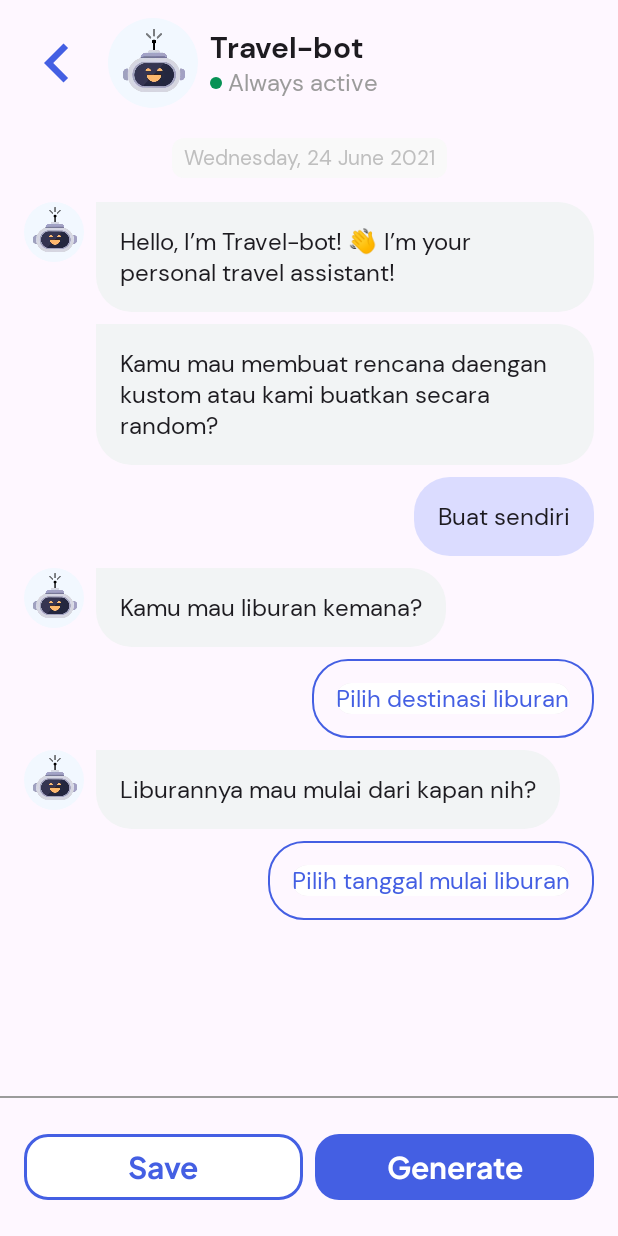
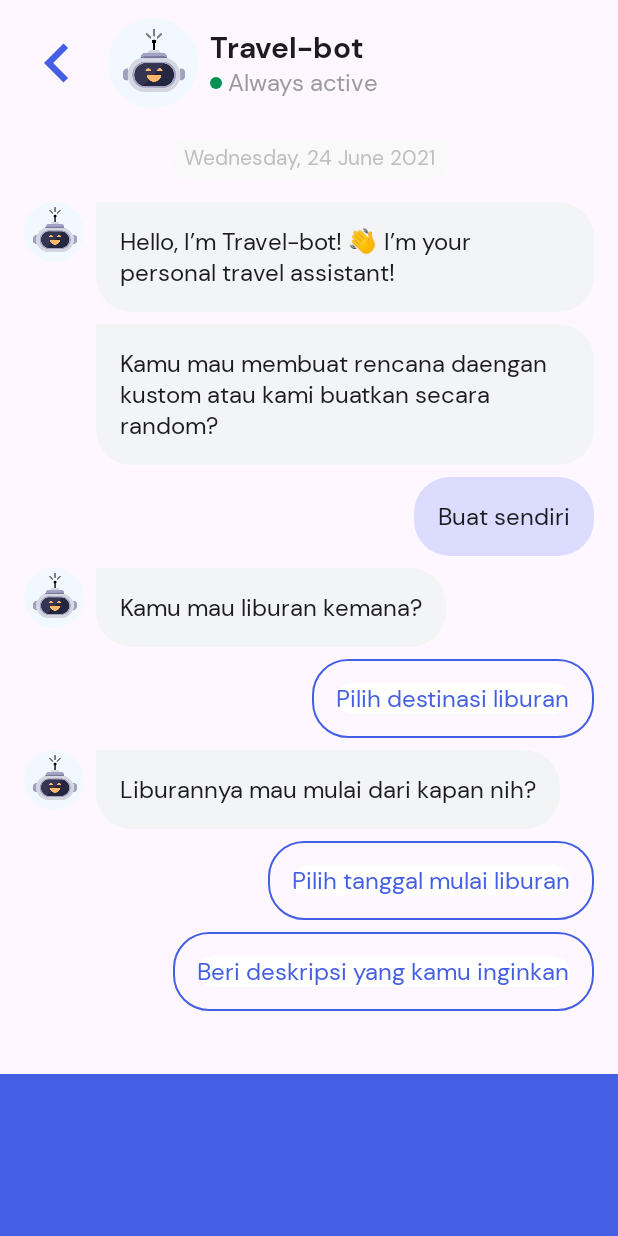
Before and after one commit to WanderAI/wanderai-app, an Android app built with Jetpack Compose: the TravelPlanningScreen screen opened through its navigation route, on a phone screen of 412 x 824 dp. Run offline under Robolectric (Android 15) with nearby library versions, the phone set to English and light mode, and no system bars; our stand-ins replace Dagger/Hilt's generated code, livedata-compose; libraries missing offline, so code that uses them is left out: com.maxkeppeker.sheets, com.maxkeppeler.sheets; network calls fail; 2 statements that could not run were skipped.

Commit message:
move comp

```diff
--- a/app/src/main/java/com/thariqzs/wanderai/ui/screens/auth/AuthScreen.kt
+++ b/app/src/main/java/com/thariqzs/wanderai/ui/screens/auth/AuthScreen.kt
@@ -45,6 +45,8 @@ import androidx.navigation.NavController
 import com.thariqzs.wanderai.R
 import com.thariqzs.wanderai.data.api.model.ApiResponse
 import com.thariqzs.wanderai.ui.Routes
+import com.thariqzs.wanderai.ui.screens.shared.components.CustomTextInput
+import com.thariqzs.wanderai.ui.screens.shared.components.CustomTextInputPassword
 import com.thariqzs.wanderai.ui.theme.BlueNormal
 import com.thariqzs.wanderai.ui.theme.BlueOld
 import com.thariqzs.wanderai.ui.theme.PlaceholderColor
@@ -56,7 +58,6 @@ import com.thariqzs.wanderai.ui.theme.h4
 import com.thariqzs.wanderai.utils.CoroutinesErrorHandler
 import com.thariqzs.wanderai.utils.TokenManager
 import com.thariqzs.wanderai.utils.TokenViewModel
-import okhttp3.Route
 
 @Composable
 fun AuthScreen(navController: NavController, vm: AuthViewModel, tvm: TokenViewModel) {
@@ -72,10 +73,12 @@ fun AuthScreen(navController: NavController, vm: AuthViewModel, tvm: TokenViewMo
                 tvm.saveToken(data.data.token.toString())
             }
         }
+
         is ApiResponse.Failure -> {
             val errorMessage = response.errorMessage
             // Handle failure case if needed
         }
+
         is ApiResponse.Loading -> {
             // Handle loading state if needed
         }
@@ -154,7 +157,7 @@ fun AuthScreenBody(navController: NavController, viewModel: AuthViewModel) {
                             errMsg = viewModel.nameErr
                         )
                     }
-                    CustomTextInput(
+                    CustomTextInputPassword(
                         Modifier
                             .fillMaxWidth()
                             .padding(bottom = 8.dp),
@@ -164,11 +167,15 @@ fun AuthScreenBody(navController: NavController, viewModel: AuthViewModel) {
                         placeholderText = "Masukkan Password",
                         isPassword = true,
                         errMsg = viewModel.passErr,
-                        rightLabel = (if (viewModel.currTab == "Login") {"Lupa Password?"} else {""}).toString(),
-                        onClickRightLabel = {navController.navigate(Routes.ResetPassword)}
+                        rightLabel = (if (viewModel.currTab == "Login") {
+                            "Lupa Password?"
+                        } else {
+                            ""
+                        }).toString(),
+                        onClickRightLabel = { navController.navigate(Routes.ResetPassword) }
                     )
                     if (viewModel.currTab == "Sign Up") {
-                        CustomTextInput(
+                        CustomTextInputPassword(
                             Modifier
                                 .fillMaxWidth()
                                 .padding(bottom = 8.dp),
@@ -186,9 +193,9 @@ fun AuthScreenBody(navController: NavController, viewModel: AuthViewModel) {
                     onClick = {
                         if (viewModel.currTab == "Login") {
 //                            if (viewModel.emailErr.isBlank() && viewModel.passErr.isBlank() && viewModel.email.isNotBlank() && viewModel.password.isNotBlank()) {
-                                if (viewModel.emailErr.isBlank() && viewModel.passErr.isBlank()) {
+                            if (viewModel.emailErr.isBlank() && viewModel.passErr.isBlank()) {
 
-                                    viewModel.login(object : CoroutinesErrorHandler {
+                                viewModel.login(object : CoroutinesErrorHandler {
                                     override fun onError(message: String) {
                                         Log.d("asthoriq login", "onError: $message")
                                     }
@@ -271,92 +278,6 @@ fun BottomActionButton(
     }
 }
 
-@OptIn(ExperimentalMaterial3Api::class)
-@Composable
-fun CustomTextInput(
-    containerModifier: Modifier,
-    label: String,
-    value: String,
-    enabled: Boolean = true,
-    singleLine: Boolean = true,
-    onValueChange: (String) -> Unit,
-    interactionSource: MutableInteractionSource = remember { MutableInteractionSource() },
-    placeholderText: String? = null,
-    isPassword: Boolean? = false,
-    errMsg: String? = "",
-    rightLabel: String? = "",
-    onClickRightLabel: (() -> Unit?)? = null
-) {
-    var passwordVisible by remember {
-        mutableStateOf(false)
-    }
-    Column(modifier = containerModifier) {
-        Row(Modifier.fillMaxWidth(), horizontalArrangement = Arrangement.SpaceBetween, verticalAlignment = Alignment.CenterVertically) {
-            Text(label, style = h4, modifier = Modifier.padding(bottom = 4.dp))
-            if (rightLabel != null) {
-                if (rightLabel.isNotBlank())
-                    Text(rightLabel, style = b2, color = RedNormal, modifier = Modifier.clickable {
-                        if (onClickRightLabel != null) {
-                            onClickRightLabel()
-                        }
-                    })
-            }
-        }
-        BasicTextField(
-            value = value, onValueChange = onValueChange,
-            modifier = Modifier
-                .fillMaxWidth()
-                .height(40.dp),
-            textStyle = b2,
-            visualTransformation = if (isPassword == true) {
-                if (passwordVisible) VisualTransformation.None else PasswordVisualTransformation()
-            } else VisualTransformation.None,
-            decorationBox = @Composable { innerTextField ->
-                TextFieldDefaults.TextFieldDecorationBox(
-                    value = value,
-                    innerTextField = innerTextField,
-                    enabled = enabled,
-                    singleLine = singleLine,
-                    interactionSource = interactionSource,
-                    colors = TextFieldDefaults.textFieldColors(
-                        focusedIndicatorColor = Color.Transparent,
-                        unfocusedIndicatorColor = Color.Transparent,
-                        disabledIndicatorColor = Color.Transparent,
-                        errorIndicatorColor = RedNormal,
-                    ),
-                    visualTransformation = if (isPassword == true) {
-                        if (passwordVisible) VisualTransformation.None else PasswordVisualTransformation()
-                    } else VisualTransformation.None,
-                    shape = RoundedCornerShape(6.dp),
-                    contentPadding = PaddingValues(horizontal = 12.dp),
-                    placeholder = { Text(text = placeholderText ?: "", color = PlaceholderColor) },
-                    trailingIcon = {
-                        if (isPassword == true) {
-                            val interactionSource = remember { MutableInteractionSource() }
-                            val image = if (passwordVisible) R.drawable.ic_visibility_on
-                            else R.drawable.ic_visibility_off
-                            val description =
-                                if (passwordVisible) "Hide password" else "Show password"
-                            Icon(painter = painterResource(id = image),
-                                description,
-                                modifier = Modifier
-                                    .size(16.dp)
-                                    .clickable(
-                                        interactionSource = interactionSource, indication = null
-                                    ) { passwordVisible = !passwordVisible })
-                        }
-                    },
-                    isError = !errMsg.isNullOrBlank(),
-                )
-            },
-        )
-        if (errMsg.isNullOrBlank()) {
-            Spacer(modifier = Modifier.padding(bottom = 4.dp))
-        } else {
-            Text(errMsg, style = a, color = RedNormal, modifier = Modifier.padding(bottom = 4.dp))
-        }
-    }
-}
 
 //@Preview(showBackground = true)
 //@Composable
--- a/app/src/main/java/com/thariqzs/wanderai/ui/screens/resetpassword/ResetPasswordScreen.kt
+++ b/app/src/main/java/com/thariqzs/wanderai/ui/screens/resetpassword/ResetPasswordScreen.kt
@@ -21,7 +21,7 @@ import androidx.navigation.compose.rememberNavController
 import com.thariqzs.wanderai.R
 import com.thariqzs.wanderai.ui.Routes
 import com.thariqzs.wanderai.ui.screens.auth.AuthViewModel
-import com.thariqzs.wanderai.ui.screens.auth.CustomTextInput
+import com.thariqzs.wanderai.ui.screens.shared.components.CustomTextInput
 import com.thariqzs.wanderai.ui.theme.BlueNormal
 import com.thariqzs.wanderai.ui.theme.h4
 
--- /dev/null
+++ b/app/src/main/java/com/thariqzs/wanderai/ui/screens/shared/components/CustomTextInput.kt
@@ -0,0 +1,243 @@
+package com.thariqzs.wanderai.ui.screens.shared.components
+
+import androidx.compose.foundation.clickable
+import androidx.compose.foundation.interaction.MutableInteractionSource
+import androidx.compose.foundation.layout.Arrangement
+import androidx.compose.foundation.layout.Column
+import androidx.compose.foundation.layout.PaddingValues
+import androidx.compose.foundation.layout.Row
+import androidx.compose.foundation.layout.Spacer
+import androidx.compose.foundation.layout.fillMaxWidth
+import androidx.compose.foundation.layout.height
+import androidx.compose.foundation.layout.padding
+import androidx.compose.foundation.layout.size
+import androidx.compose.foundation.shape.RoundedCornerShape
+import androidx.compose.foundation.text.BasicTextField
+import androidx.compose.material3.ExperimentalMaterial3Api
+import androidx.compose.material3.Icon
+import androidx.compose.material3.Text
+import androidx.compose.material3.TextFieldDefaults
+import androidx.compose.runtime.Composable
+import androidx.compose.runtime.getValue
+import androidx.compose.runtime.mutableStateOf
+import androidx.compose.runtime.remember
+import androidx.compose.runtime.setValue
+import androidx.compose.ui.Alignment
+import androidx.compose.ui.Modifier
+import androidx.compose.ui.graphics.Color
+import androidx.compose.ui.res.painterResource
+import androidx.compose.ui.text.input.PasswordVisualTransformation
+import androidx.compose.ui.text.input.VisualTransformation
+import androidx.compose.ui.unit.dp
+import com.thariqzs.wanderai.R
+import com.thariqzs.wanderai.ui.theme.PlaceholderColor
+import com.thariqzs.wanderai.ui.theme.RedNormal
+import com.thariqzs.wanderai.ui.theme.a
+import com.thariqzs.wanderai.ui.theme.b2
+import com.thariqzs.wanderai.ui.theme.h4
+
+@OptIn(ExperimentalMaterial3Api::class)
+@Composable
+fun CustomTextInput(
+    containerModifier: Modifier?,
+    label: String,
+    value: String,
+    enabled: Boolean = true,
+    singleLine: Boolean = true,
+    onValueChange: (String) -> Unit,
+    interactionSource: MutableInteractionSource = remember { MutableInteractionSource() },
+    placeholderText: String? = null,
+    isPassword: Boolean? = false,
+    errMsg: String? = "",
+    rightLabel: String? = "",
+    onClickRightLabel: (() -> Unit?)? = null,
+    noLabel: Boolean? = false,
+) {
+    var passwordVisible by remember {
+        mutableStateOf(false)
+    }
+    if (containerModifier != null) {
+        Column(modifier = containerModifier) {
+            if (noLabel == false) {
+                Row(
+                    Modifier.fillMaxWidth(),
+                    horizontalArrangement = Arrangement.SpaceBetween,
+                    verticalAlignment = Alignment.CenterVertically
+                ) {
+                    Text(label, style = h4, modifier = Modifier.padding(bottom = 4.dp))
+                    if (rightLabel != null) {
+                        if (rightLabel.isNotBlank())
+                            Text(
+                                rightLabel,
+                                style = b2,
+                                color = RedNormal,
+                                modifier = Modifier.clickable {
+                                    if (onClickRightLabel != null) {
+                                        onClickRightLabel()
+                                    }
+                                })
+                    }
+                }
+            }
+            BasicTextField(
+                value = value, onValueChange = onValueChange,
+                modifier = Modifier
+                    .fillMaxWidth()
+                    .height(40.dp),
+                textStyle = b2,
+                singleLine = singleLine,
+                visualTransformation = if (isPassword == true) {
+                    if (passwordVisible) VisualTransformation.None else PasswordVisualTransformation()
+                } else VisualTransformation.None,
+                decorationBox = @Composable { innerTextField ->
+                    TextFieldDefaults.TextFieldDecorationBox(
+                        value = value,
+                        innerTextField = innerTextField,
+                        enabled = enabled,
+                        singleLine = singleLine,
+                        interactionSource = interactionSource,
+                        colors = TextFieldDefaults.textFieldColors(
+                            focusedIndicatorColor = Color.Transparent,
+                            unfocusedIndicatorColor = Color.Transparent,
+                            disabledIndicatorColor = Color.Transparent,
+                            errorIndicatorColor = RedNormal,
+                        ),
+                        visualTransformation = if (isPassword == true) {
+                            if (passwordVisible) VisualTransformation.None else PasswordVisualTransformation()
+                        } else VisualTransformation.None,
+                        shape = RoundedCornerShape(6.dp),
+                        contentPadding = PaddingValues(horizontal = 12.dp),
+                        placeholder = {
+                            Text(
+                                text = placeholderText ?: "",
+                                color = PlaceholderColor
+                            )
+                        },
+                        isError = !errMsg.isNullOrBlank(),
+                    )
+                },
+            )
+            if (errMsg.isNullOrBlank()) {
+                Spacer(modifier = Modifier.padding(bottom = 4.dp))
+            } else {
+                Text(
+                    errMsg,
+                    style = a,
+                    color = RedNormal,
+                    modifier = Modifier.padding(bottom = 4.dp)
+                )
+            }
+        }
+    }
+}
+
+@OptIn(ExperimentalMaterial3Api::class)
+@Composable
+fun CustomTextInputPassword(
+    containerModifier: Modifier?,
+    label: String,
+    value: String,
+    enabled: Boolean = true,
+    singleLine: Boolean = true,
+    onValueChange: (String) -> Unit,
+    interactionSource: MutableInteractionSource = remember { MutableInteractionSource() },
+    placeholderText: String? = null,
+    isPassword: Boolean? = false,
+    errMsg: String? = "",
+    rightLabel: String? = "",
+    onClickRightLabel: (() -> Unit?)? = null,
+    noLabel: Boolean? = false,
+) {
+    var passwordVisible by remember {
+        mutableStateOf(false)
+    }
+    if (containerModifier != null) {
+        Column(modifier = containerModifier) {
+            if (noLabel == false) {
+                Row(
+                    Modifier.fillMaxWidth(),
+                    horizontalArrangement = Arrangement.SpaceBetween,
+                    verticalAlignment = Alignment.CenterVertically
+                ) {
+                    Text(label, style = h4, modifier = Modifier.padding(bottom = 4.dp))
+                    if (rightLabel != null) {
+                        if (rightLabel.isNotBlank())
+                            Text(
+                                rightLabel,
+                                style = b2,
+                                color = RedNormal,
+                                modifier = Modifier.clickable {
+                                    if (onClickRightLabel != null) {
+                                        onClickRightLabel()
+                                    }
+                                })
+                    }
+                }
+            }
+            BasicTextField(
+                value = value, onValueChange = onValueChange,
+                modifier = Modifier
+                    .fillMaxWidth()
+                    .height(40.dp),
+                textStyle = b2,
+                singleLine = singleLine,
+                visualTransformation = if (isPassword == true) {
+                    if (passwordVisible) VisualTransformation.None else PasswordVisualTransformation()
+                } else VisualTransformation.None,
+                decorationBox = @Composable { innerTextField ->
+                    TextFieldDefaults.TextFieldDecorationBox(
+                        value = value,
+                        innerTextField = innerTextField,
+                        enabled = enabled,
+                        singleLine = singleLine,
+                        interactionSource = interactionSource,
+                        colors = TextFieldDefaults.textFieldColors(
+                            focusedIndicatorColor = Color.Transparent,
+                            unfocusedIndicatorColor = Color.Transparent,
+                            disabledIndicatorColor = Color.Transparent,
+                            errorIndicatorColor = RedNormal,
+                        ),
+                        visualTransformation = if (isPassword == true) {
+                            if (passwordVisible) VisualTransformation.None else PasswordVisualTransformation()
+                        } else VisualTransformation.None,
+                        shape = RoundedCornerShape(6.dp),
+                        contentPadding = PaddingValues(horizontal = 12.dp),
+                        placeholder = {
+                            Text(
+                                text = placeholderText ?: "",
+                                color = PlaceholderColor
+                            )
+                        },
+                        trailingIcon = {
+                            if (isPassword == true) {
+                                val interactionSource = remember { MutableInteractionSource() }
+                                val image = if (passwordVisible) R.drawable.ic_visibility_on
+                                else R.drawable.ic_visibility_off
+                                val description =
+                                    if (passwordVisible) "Hide password" else "Show password"
+                                Icon(painter = painterResource(id = image),
+                                    description,
+                                    modifier = Modifier
+                                        .size(16.dp)
+                                        .clickable(
+                                            interactionSource = interactionSource, indication = null
+                                        ) { passwordVisible = !passwordVisible })
+                            }
+                        },
+                        isError = !errMsg.isNullOrBlank(),
+                    )
+                },
+            )
+            if (errMsg.isNullOrBlank()) {
+                Spacer(modifier = Modifier.padding(bottom = 4.dp))
+            } else {
+                Text(
+                    errMsg,
+                    style = a,
+                    color = RedNormal,
+                    modifier = Modifier.padding(bottom = 4.dp)
+                )
+            }
+        }
+    }
+}
--- a/app/src/main/java/com/thariqzs/wanderai/ui/screens/travelplanning/TravelPlanningScreen.kt
+++ b/app/src/main/java/com/thariqzs/wanderai/ui/screens/travelplanning/TravelPlanningScreen.kt
@@ -58,6 +58,7 @@ import com.maxkeppeler.sheets.calendar.models.CalendarSelection
 import com.maxkeppeler.sheets.calendar.models.CalendarStyle
 import com.thariqzs.wanderai.R
 import com.thariqzs.wanderai.ui.Routes
+import com.thariqzs.wanderai.ui.screens.shared.components.CustomTextInput
 import com.thariqzs.wanderai.ui.theme.BlueLight
 import com.thariqzs.wanderai.ui.theme.BlueNormal
 import com.thariqzs.wanderai.ui.theme.BlueSky
@@ -194,6 +195,7 @@ fun ChatContainer(onOpenDialog: (Int) -> Unit) {
             UserActionBubble(
                 text = "Pilih tanggal mulai liburan",
                 onPressAction = { onOpenDialog(2) })
+            UserActionBubble(text = "Beri deskripsi yang kamu inginkan", onPressAction = { onOpenDialog(1) })
         }
     }
 }
@@ -294,46 +296,48 @@ fun UserActionBubble(text: String, onPressAction: () -> Unit) {
 fun BottomActionButton(onPressBtn1: () -> Unit, onPressBtn2: () -> Unit) {
     Box(modifier = Modifier.fillMaxHeight()) {
         Column(Modifier.align(Alignment.BottomCenter)) {
-            Spacer(
-                modifier = Modifier
-                    .fillMaxWidth()
-                    .height(1.dp)
-                    .border(2.dp, Gray400)
-            )
-            Box(
-                Modifier
+            CustomTextInput(containerModifier = Modifier.background(BlueNormal).padding(vertical = 32.dp, horizontal = 16.dp), label = "test", value = "" , onValueChange = {}, noLabel = true)
 
-                    .padding(horizontal = 16.dp, vertical = 24.dp)
-            ) {
-                Row(Modifier.align(Alignment.BottomCenter)) {
-                    Button(
-                        modifier = Modifier
-                            .height(44.dp)
-                            .weight(1f),
-                        shape = RoundedCornerShape(16.dp),
-                        border = BorderStroke(2.dp, BlueNormal),
-                        colors = ButtonDefaults.buttonColors(containerColor = Color.White),
-                        onClick = onPressBtn1
-                    ) {
-                        Text(
-                            text = "Save", style = h4, color = BlueNormal
-                        )
-                    }
-                    Spacer(modifier = Modifier.width(8.dp))
-                    Button(
-                        modifier = Modifier
-                            .height(44.dp)
-                            .weight(1f),
-                        shape = RoundedCornerShape(16.dp),
-                        colors = ButtonDefaults.buttonColors(containerColor = BlueNormal),
-                        onClick = onPressBtn1
-                    ) {
-                        Text(
-                            text = "Generate", style = h4
-                        )
-                    }
-                }
-            }
+//            Spacer(
+//                modifier = Modifier
+//                    .fillMaxWidth()
+//                    .height(1.dp)
+//                    .border(2.dp, Gray400)
+//            )
+//            Box(
+//                Modifier
+//
+//                    .padding(horizontal = 16.dp, vertical = 24.dp)
+//            ) {
+//                Row(Modifier.align(Alignment.BottomCenter)) {
+//                    Button(
+//                        modifier = Modifier
+//                            .height(44.dp)
+//                            .weight(1f),
+//                        shape = RoundedCornerShape(16.dp),
+//                        border = BorderStroke(2.dp, BlueNormal),
+//                        colors = ButtonDefaults.buttonColors(containerColor = Color.White),
+//                        onClick = onPressBtn1
+//                    ) {
+//                        Text(
+//                            text = "Save", style = h4, color = BlueNormal
+//                        )
+//                    }
+//                    Spacer(modifier = Modifier.width(8.dp))
+//                    Button(
+//                        modifier = Modifier
+//                            .height(44.dp)
+//                            .weight(1f),
+//                        shape = RoundedCornerShape(16.dp),
+//                        colors = ButtonDefaults.buttonColors(containerColor = BlueNormal),
+//                        onClick = onPressBtn1
+//                    ) {
+//                        Text(
+//                            text = "Generate", style = h4
+//                        )
+//                    }
+//                }
+//            }
         }
     }
 }
```
